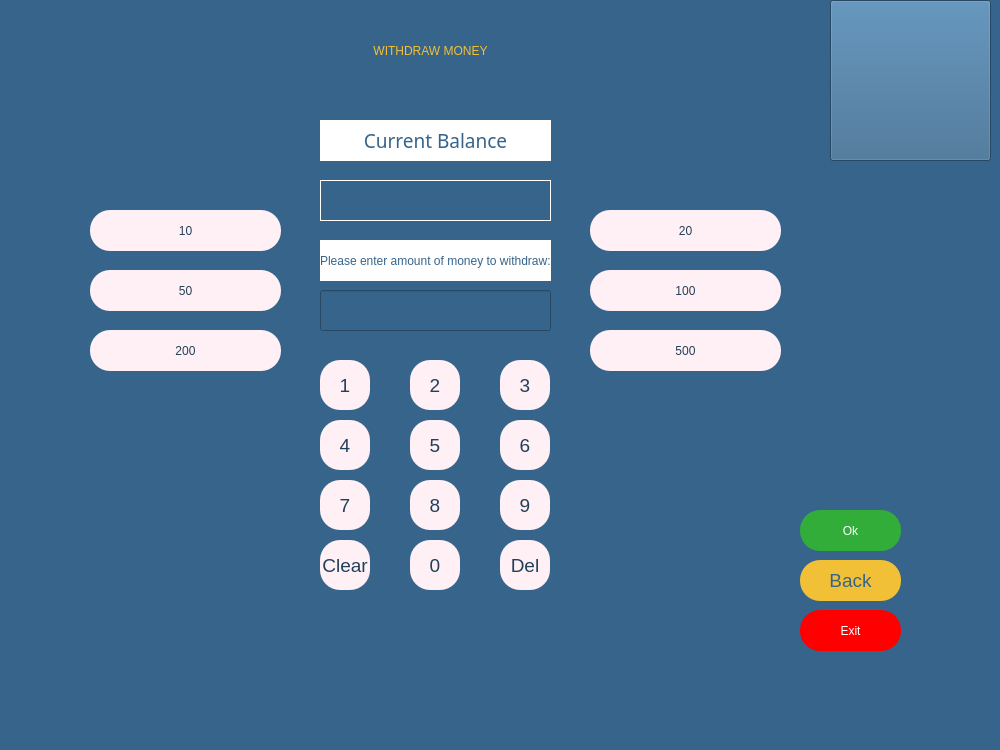
melihorhanyilmaz/Project, file withdrawpage.ui: the form before one commit.
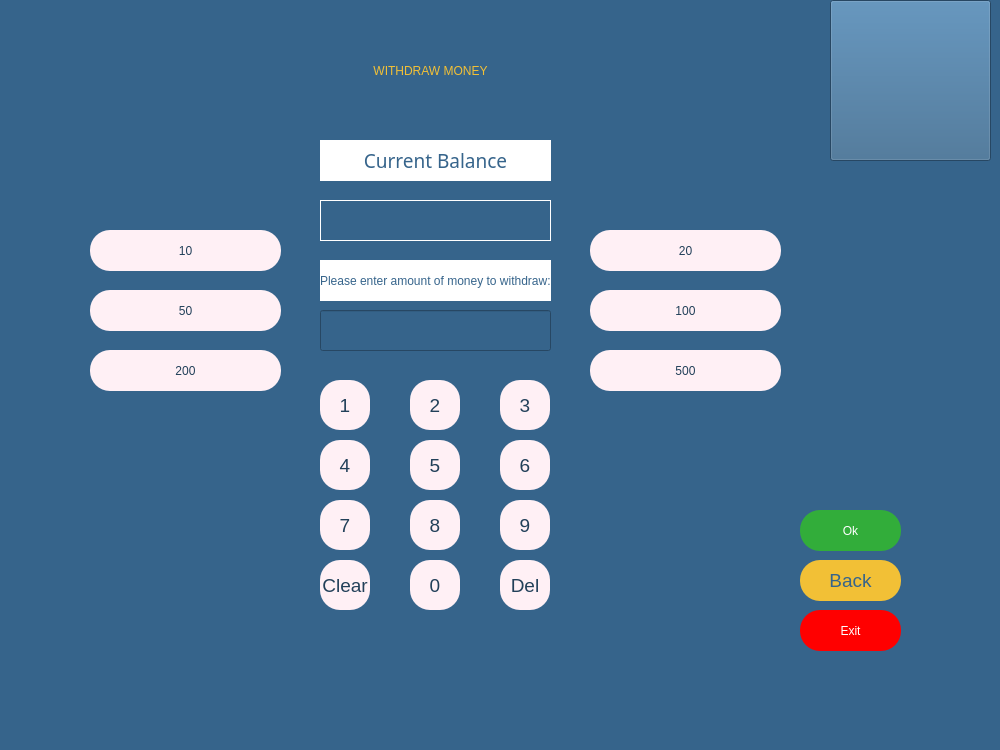
The form after the commit. Icons and pictures are not drawn.

```diff
--- a/withdrawpage.ui
+++ b/withdrawpage.ui
@@ -24,7 +24,7 @@
     <property name="geometry">
      <rect>
       <x>90</x>
-      <y>210</y>
+      <y>230</y>
       <width>191</width>
       <height>41</height>
      </rect>
@@ -46,7 +46,7 @@
     <property name="geometry">
      <rect>
       <x>320</x>
-      <y>290</y>
+      <y>310</y>
       <width>231</width>
       <height>41</height>
      </rect>
@@ -63,7 +63,7 @@
     <property name="geometry">
      <rect>
       <x>90</x>
-      <y>270</y>
+      <y>290</y>
       <width>191</width>
       <height>41</height>
      </rect>
@@ -85,7 +85,7 @@
     <property name="geometry">
      <rect>
       <x>90</x>
-      <y>330</y>
+      <y>350</y>
       <width>191</width>
       <height>41</height>
      </rect>
@@ -107,7 +107,7 @@
     <property name="geometry">
      <rect>
       <x>590</x>
-      <y>330</y>
+      <y>350</y>
       <width>191</width>
       <height>41</height>
      </rect>
@@ -129,7 +129,7 @@
     <property name="geometry">
      <rect>
       <x>590</x>
-      <y>270</y>
+      <y>290</y>
       <width>191</width>
       <height>41</height>
      </rect>
@@ -151,7 +151,7 @@
     <property name="geometry">
      <rect>
       <x>590</x>
-      <y>210</y>
+      <y>230</y>
       <width>191</width>
       <height>41</height>
      </rect>
@@ -244,7 +244,7 @@
     <property name="geometry">
      <rect>
       <x>320</x>
-      <y>420</y>
+      <y>440</y>
       <width>50</width>
       <height>50</height>
      </rect>
@@ -263,7 +263,7 @@
     <property name="geometry">
      <rect>
       <x>320</x>
-      <y>480</y>
+      <y>500</y>
       <width>50</width>
       <height>50</height>
      </rect>
@@ -282,7 +282,7 @@
     <property name="geometry">
      <rect>
       <x>320</x>
-      <y>360</y>
+      <y>380</y>
       <width>50</width>
       <height>50</height>
      </rect>
@@ -301,7 +301,7 @@
     <property name="geometry">
      <rect>
       <x>410</x>
-      <y>420</y>
+      <y>440</y>
       <width>50</width>
       <height>50</height>
      </rect>
@@ -320,7 +320,7 @@
     <property name="geometry">
      <rect>
       <x>410</x>
-      <y>480</y>
+      <y>500</y>
       <width>50</width>
       <height>50</height>
      </rect>
@@ -339,7 +339,7 @@
     <property name="geometry">
      <rect>
       <x>500</x>
-      <y>480</y>
+      <y>500</y>
       <width>50</width>
       <height>50</height>
      </rect>
@@ -358,7 +358,7 @@
     <property name="geometry">
      <rect>
       <x>500</x>
-      <y>360</y>
+      <y>380</y>
       <width>50</width>
       <height>50</height>
      </rect>
@@ -377,7 +377,7 @@
     <property name="geometry">
      <rect>
       <x>410</x>
-      <y>360</y>
+      <y>380</y>
       <width>50</width>
       <height>50</height>
      </rect>
@@ -396,7 +396,7 @@
     <property name="geometry">
      <rect>
       <x>410</x>
-      <y>540</y>
+      <y>560</y>
       <width>50</width>
       <height>50</height>
      </rect>
@@ -415,7 +415,7 @@
     <property name="geometry">
      <rect>
       <x>500</x>
-      <y>420</y>
+      <y>440</y>
       <width>50</width>
       <height>50</height>
      </rect>
@@ -434,7 +434,7 @@
     <property name="geometry">
      <rect>
       <x>500</x>
-      <y>540</y>
+      <y>560</y>
       <width>50</width>
       <height>50</height>
      </rect>
@@ -453,7 +453,7 @@
     <property name="geometry">
      <rect>
       <x>320</x>
-      <y>240</y>
+      <y>260</y>
       <width>231</width>
       <height>41</height>
      </rect>
@@ -471,7 +471,7 @@
     <property name="geometry">
      <rect>
       <x>320</x>
-      <y>120</y>
+      <y>140</y>
       <width>231</width>
       <height>41</height>
      </rect>
@@ -501,7 +501,7 @@
     <property name="geometry">
      <rect>
       <x>320</x>
-      <y>540</y>
+      <y>560</y>
       <width>50</width>
       <height>50</height>
      </rect>
@@ -520,7 +520,7 @@
     <property name="geometry">
      <rect>
       <x>320</x>
-      <y>180</y>
+      <y>200</y>
       <width>231</width>
       <height>41</height>
      </rect>
@@ -540,7 +540,7 @@
     <property name="geometry">
      <rect>
       <x>200</x>
-      <y>620</y>
+      <y>640</y>
       <width>491</width>
       <height>41</height>
      </rect>
@@ -589,7 +589,7 @@
     <property name="geometry">
      <rect>
       <x>250</x>
-      <y>30</y>
+      <y>50</y>
       <width>361</width>
       <height>41</height>
      </rect>
```
